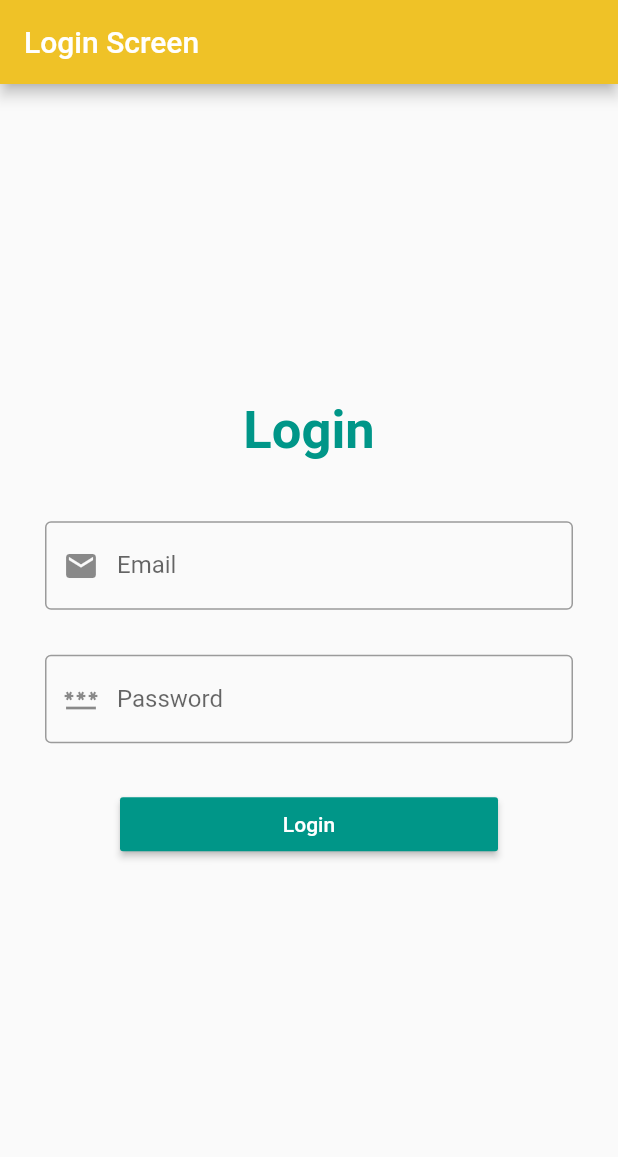
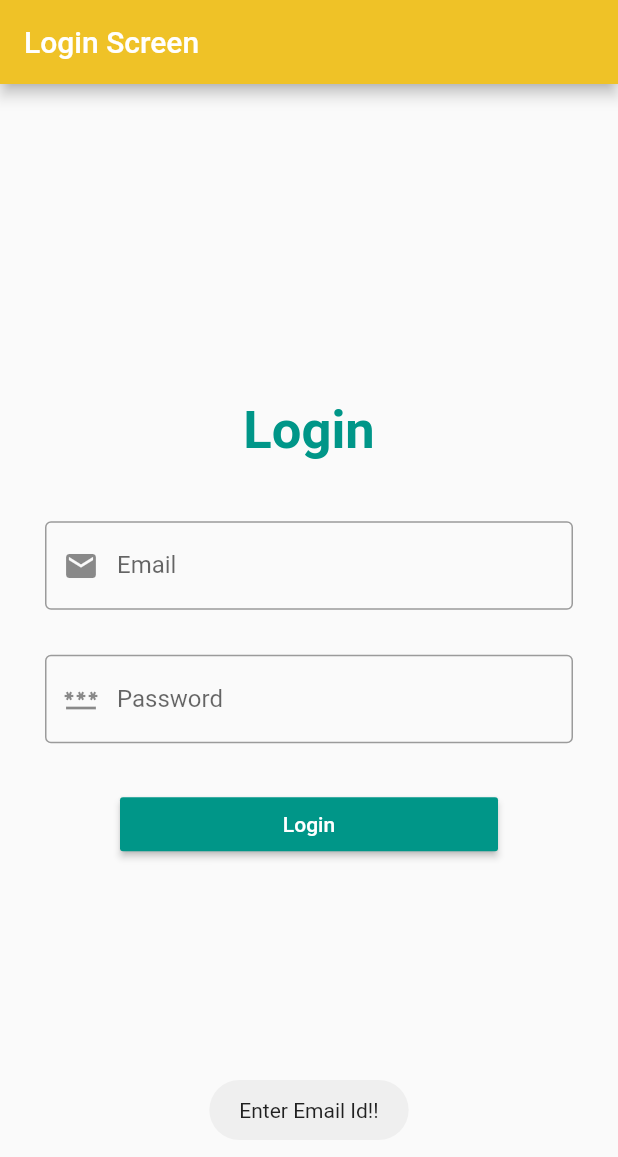
Before and after one commit to Yadav-Sandeep/flutter_login_one, a Flutter app: the screen it shows after launch, after a tap on "Login", on a phone screen of 412 x 824 dp. Shown: the top 1157 px of the screen. Run offline on Flutter 3.47's test engine with Material 2 defaults, Android fonts, the phone set to English and light mode, and no system bars; our stand-ins replace fluttertoast.

```diff
--- a/lib/view/main.dart
+++ b/lib/view/main.dart
@@ -3,6 +3,8 @@ import 'package:flutter_login_one/model/LoginResponse.dart';
 import 'package:flutter_login_one/presentor/presentor.dart';
 import 'package:crypto/crypto.dart';
 import 'dart:convert';
+
+import 'package:fluttertoast/fluttertoast.dart';
 
 void main() {
   runApp(const MyApp());
@@ -18,6 +20,8 @@ class MyApp extends StatefulWidget {
 class _MyAppState extends State<MyApp> implements LoginContract{
 
   LoginScreenPresenter? _loginScreenPresenter;
+  final TextEditingController emailIdText = TextEditingController();
+  final TextEditingController passwordText = TextEditingController();
 
   _MyAppState() {
     _loginScreenPresenter = LoginScreenPresenter(this);
@@ -55,6 +59,7 @@ class _MyAppState extends State<MyApp> implements LoginContract{
                     Padding(
                       padding: const EdgeInsets.symmetric(horizontal: 30),
                       child: TextFormField(
+                        controller: emailIdText,
                         keyboardType: TextInputType.emailAddress,
                         decoration: InputDecoration(
                             labelText: 'Email',
@@ -73,6 +78,7 @@ class _MyAppState extends State<MyApp> implements LoginContract{
                     Padding(
                       padding: const EdgeInsets.symmetric(horizontal: 30),
                       child: TextFormField(
+                        controller: passwordText,
                         keyboardType: TextInputType.emailAddress,
                         decoration: InputDecoration(
                             labelText: 'Password',
@@ -93,51 +99,32 @@ class _MyAppState extends State<MyApp> implements LoginContract{
                       child: MaterialButton(
                         minWidth: double.infinity,
                         onPressed: () {
-                          /*var plainJsonRequestSuccess = {
-                            "channelid": "dPSKuBsjasTaMQjPdZjP",
-                            "appid": "com.nsdl.mfino",
-                            "partnerid": "NSDLAGENCY0001",
-                            "mobileno": "918108968981",
-                            "type": "PARTNER",
-                            "emailid": "saurabha@nsdlbank.co.in",
-                            "password": "12345@Uat",
-                            "token": "NA",
-                            "signcs": "iTK0BHmO9JZldBUeKOdLrmdDVGekP8UvTnLGRfoHBABGyL27voaHbnILD5InEwVS56hKyNzsw33zfx6Z9C1LDw=="
-                          };
-                          var plainJsonRequestInvalidCred = {
-                            "channelid": "dPSKuBsjasTaMQjPdZjP",
-                            "appid": "com.nsdl.mfino",
-                            "partnerid": "NSDL543581325114",
-                            "mobileno": "918108968981",
-                            "type": "PARTNER",
-                            "emailid": "saurabha@nsdlbank.co.in",
-                            "password": "123fgh",
-                            "token": "NA",
-                            "signcs": "cbUEdWmKxDomAgXTzVoT1sBxKvwIFx4iZ5BqdqiaMinI20v2KOY02YgQStmbOh52PirZ+HfbPmEroY1iiZUmwQ=="
-                          };
-                          var plainJsonRequestChecksumIssue = {
-                            "channelid": "dPSKuBsjasTaMQjPdZjP",
-                            "appid": "com.nsdl.mfinoooo",
-                            "partnerid": "NSDL543581325114",
-                            "mobileno": "918108968981",
-                            "type": "PARTNER",
-                            "emailid": "saurabha@nsdlbank.co.in",
-                            "password": "123fgh",
-                            "token": "NA",
-                            "signcs": "cbUEdWmKxDomAgXTzVoT1sBxKvwIFx4iZ5BqdqiaMinI20v2KOY02YgQStmbOh52PirZ+HfbPmEroY1iiZUmwQ=="
-                          };
-                          String plainJsonEncode = jsonEncode(plainJsonRequestSuccess);
-                          print("Request- " + plainJsonEncode);
-                          _loginScreenPresenter?.postLogin(plainJsonEncode);*/
+                          String channelId, appId, partnerId, mobileNo, type, email, password, token, signcs = "" ;
+                          email = emailIdText.text;
+                          password = passwordText.text;
+                          bool isValidEmail = RegExp(r"^[a-zA-Z0-9.a-zA-Z0-9.!#$%&'*+-/=?^_`{|}~]+@[a-zA-Z0-9]+\.[a-zA-Z]+").hasMatch(email);
 
-                          String channelId, appId, partnerId, mobileNo, type, email, password, token, signcs = "" ;
+                          if(email.isEmpty){
+                            Fluttertoast.showToast(
+                                msg: "Enter Email Id!!",
+                                toastLength: Toast.LENGTH_SHORT
+                            );
+                          }else if(email.isNotEmpty && !isValidEmail){
+                            Fluttertoast.showToast(
+                                msg: "Enter Valid Email Id!!",
+                                toastLength: Toast.LENGTH_SHORT
+                            );
+                          }else if(password.isEmpty){
+                            Fluttertoast.showToast(
+                                msg: "Enter Password!!",
+                                toastLength: Toast.LENGTH_SHORT
+                            );
+                          }else{
                             channelId = "dPSKuBsjasTaMQjPdZjP";
                             appId = "com.nsdl.mfino";
                             partnerId = "NSDLAGENCY0001";
                             mobileNo = "918108968981";
                             type = "PARTNER";
-                          email = "saurabha@nsdlbank.co.in";
-                          password = "12345@Uat";
                             token = "NA";
                             signcs = "";
 
@@ -167,6 +154,7 @@ class _MyAppState extends State<MyApp> implements LoginContract{
                             String plainJsonEncode = jsonEncode(plainJsonRequest);
                             print("Request- " + plainJsonEncode);
                             _loginScreenPresenter?.postLogin(plainJsonEncode);
+                          }
                         },
                         child: Text('Login'),
                         color: Colors.teal,
@@ -186,10 +174,18 @@ class _MyAppState extends State<MyApp> implements LoginContract{
   @override
   void onLoginError(String errorTxt) {
     print("Error Text- " + errorTxt);
+    Fluttertoast.showToast(
+        msg: "Failed: "+ errorTxt,
+        toastLength: Toast.LENGTH_SHORT
+    );
   }
 
   @override
   void onLoginSuccess(LoginResponse response) {
     print("Response :- " + jsonEncode(response));
+    Fluttertoast.showToast(
+        msg: "Succcess: "+ response.fullName.toString(),
+        toastLength: Toast.LENGTH_SHORT
+    );
   }
 }
--- a/pubspec.yaml
+++ b/pubspec.yaml
@@ -37,6 +37,7 @@ dependencies:
   http: ^0.13.3
   provider: ^6.0.0
   crypto: ^3.0.2
+  fluttertoast: ^8.0.9
 
 dev_dependencies:
   flutter_test:
```
Also changed, not shown: pubspec.lock. Lines whose indentation alone changed are shown as unchanged.
